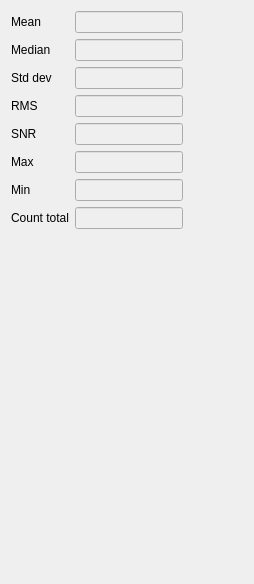
Above: specviz/plugins/statistics/statistics.ui from spacetelescope/specviz before the change. Below: the same form after it.
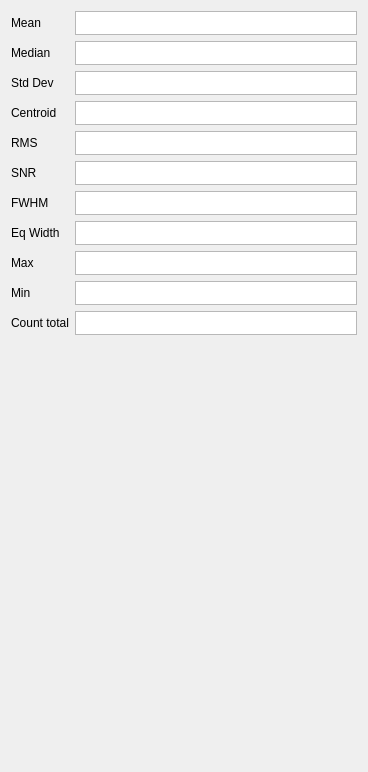
That is the form after the change.

Commit message: Update the statistics widget

Diff of the .ui file:
```diff
--- a/specviz/plugins/statistics/statistics.ui
+++ b/specviz/plugins/statistics/statistics.ui
@@ -6,21 +6,56 @@
    <rect>
     <x>0</x>
     <y>0</y>
-    <width>254</width>
-    <height>584</height>
+    <width>368</width>
+    <height>772</height>
    </rect>
   </property>
   <property name="windowTitle">
    <string>Form</string>
   </property>
-  <layout class="QVBoxLayout" name="verticalLayout">
-   <item>
-    <layout class="QFormLayout" name="formLayout">
-     <property name="fieldGrowthPolicy">
-      <enum>QFormLayout::FieldsStayAtSizeHint</enum>
+  <layout class="QGridLayout" name="gridLayout">
+   <item row="3" column="0">
+    <widget class="QPlainTextEdit" name="status_display">
+     <property name="minimumSize">
+      <size>
+       <width>230</width>
+       <height>192</height>
+      </size>
      </property>
-     <item row="3" column="0">
-      <widget class="QLabel" name="meanLabel">
+     <property name="maximumSize">
+      <size>
+       <width>16777215</width>
+       <height>192</height>
+      </size>
+     </property>
+     <property name="styleSheet">
+      <string notr="true">background-color: rgba(255, 255, 255, 0);</string>
+     </property>
+     <property name="frameShape">
+      <enum>QFrame::NoFrame</enum>
+     </property>
+     <property name="readOnly">
+      <bool>true</bool>
+     </property>
+    </widget>
+   </item>
+   <item row="4" column="0">
+    <spacer name="verticalSpacer">
+     <property name="orientation">
+      <enum>Qt::Vertical</enum>
+     </property>
+     <property name="sizeHint" stdset="0">
+      <size>
+       <width>20</width>
+       <height>40</height>
+      </size>
+     </property>
+    </spacer>
+   </item>
+   <item row="2" column="0">
+    <layout class="QGridLayout" name="gridLayout_2" columnstretch="0,1">
+     <item row="0" column="0">
+      <widget class="QLabel" name="mean_label">
        <property name="toolTip">
         <string>astropy.units.Quantity.mean</string>
        </property>
@@ -29,14 +64,35 @@
        </property>
       </widget>
      </item>
-     <item row="3" column="1">
-      <widget class="QLineEdit" name="mean_line_edit">
-       <property name="enabled">
-        <bool>false</bool>
+     <item row="0" column="1">
+      <widget class="QPlainTextEdit" name="mean_text_edit">
+       <property name="sizePolicy">
+        <sizepolicy hsizetype="Preferred" vsizetype="Fixed">
+         <horstretch>0</horstretch>
+         <verstretch>0</verstretch>
+        </sizepolicy>
+       </property>
+       <property name="maximumSize">
+        <size>
+         <width>16777215</width>
+         <height>24</height>
+        </size>
+       </property>
+       <property name="verticalScrollBarPolicy">
+        <enum>Qt::ScrollBarAlwaysOff</enum>
+       </property>
+       <property name="horizontalScrollBarPolicy">
+        <enum>Qt::ScrollBarAlwaysOff</enum>
+       </property>
+       <property name="lineWrapMode">
+        <enum>QPlainTextEdit::NoWrap</enum>
+       </property>
+       <property name="textInteractionFlags">
+        <set>Qt::TextSelectableByKeyboard|Qt::TextSelectableByMouse</set>
        </property>
       </widget>
      </item>
-     <item row="4" column="0">
+     <item row="1" column="0">
       <widget class="QLabel" name="median_label">
        <property name="toolTip">
         <string>numpy.median</string>
@@ -46,81 +102,259 @@
        </property>
       </widget>
      </item>
+     <item row="1" column="1">
+      <widget class="QPlainTextEdit" name="median_text_edit">
+       <property name="sizePolicy">
+        <sizepolicy hsizetype="Preferred" vsizetype="Fixed">
+         <horstretch>0</horstretch>
+         <verstretch>0</verstretch>
+        </sizepolicy>
+       </property>
+       <property name="maximumSize">
+        <size>
+         <width>16777215</width>
+         <height>24</height>
+        </size>
+       </property>
+       <property name="verticalScrollBarPolicy">
+        <enum>Qt::ScrollBarAlwaysOff</enum>
+       </property>
+       <property name="horizontalScrollBarPolicy">
+        <enum>Qt::ScrollBarAlwaysOff</enum>
+       </property>
+       <property name="lineWrapMode">
+        <enum>QPlainTextEdit::NoWrap</enum>
+       </property>
+       <property name="textInteractionFlags">
+        <set>Qt::TextSelectableByKeyboard|Qt::TextSelectableByMouse</set>
+       </property>
+      </widget>
+     </item>
+     <item row="2" column="0">
+      <widget class="QLabel" name="std_dev_label">
+       <property name="toolTip">
+        <string>astropy.units.quantity.Quantity.std</string>
+       </property>
+       <property name="text">
+        <string>Std Dev</string>
+       </property>
+      </widget>
+     </item>
+     <item row="2" column="1">
+      <widget class="QPlainTextEdit" name="std_dev_text_edit">
+       <property name="sizePolicy">
+        <sizepolicy hsizetype="Preferred" vsizetype="Fixed">
+         <horstretch>0</horstretch>
+         <verstretch>0</verstretch>
+        </sizepolicy>
+       </property>
+       <property name="maximumSize">
+        <size>
+         <width>16777215</width>
+         <height>24</height>
+        </size>
+       </property>
+       <property name="verticalScrollBarPolicy">
+        <enum>Qt::ScrollBarAlwaysOff</enum>
+       </property>
+       <property name="horizontalScrollBarPolicy">
+        <enum>Qt::ScrollBarAlwaysOff</enum>
+       </property>
+       <property name="lineWrapMode">
+        <enum>QPlainTextEdit::NoWrap</enum>
+       </property>
+       <property name="textInteractionFlags">
+        <set>Qt::TextSelectableByKeyboard|Qt::TextSelectableByMouse</set>
+       </property>
+      </widget>
+     </item>
+     <item row="3" column="0">
+      <widget class="QLabel" name="centroid_label">
+       <property name="toolTip">
+        <string>specutils.analysis.location.centroid</string>
+       </property>
+       <property name="text">
+        <string>Centroid</string>
+       </property>
+      </widget>
+     </item>
+     <item row="3" column="1">
+      <widget class="QPlainTextEdit" name="centroid_text_edit">
+       <property name="sizePolicy">
+        <sizepolicy hsizetype="Preferred" vsizetype="Fixed">
+         <horstretch>0</horstretch>
+         <verstretch>0</verstretch>
+        </sizepolicy>
+       </property>
+       <property name="maximumSize">
+        <size>
+         <width>16777215</width>
+         <height>24</height>
+        </size>
+       </property>
+       <property name="verticalScrollBarPolicy">
+        <enum>Qt::ScrollBarAlwaysOff</enum>
+       </property>
+       <property name="horizontalScrollBarPolicy">
+        <enum>Qt::ScrollBarAlwaysOff</enum>
+       </property>
+       <property name="lineWrapMode">
+        <enum>QPlainTextEdit::NoWrap</enum>
+       </property>
+       <property name="textInteractionFlags">
+        <set>Qt::TextSelectableByKeyboard|Qt::TextSelectableByMouse</set>
+       </property>
+      </widget>
+     </item>
+     <item row="4" column="0">
+      <widget class="QLabel" name="rmsLabel">
+       <property name="toolTip">
+        <string>np.sqrt(flux.dot(flux) / len(flux))</string>
+       </property>
+       <property name="text">
+        <string>RMS</string>
+       </property>
+      </widget>
+     </item>
      <item row="4" column="1">
-      <widget class="QLineEdit" name="median_line_edit">
-       <property name="enabled">
-        <bool>false</bool>
+      <widget class="QPlainTextEdit" name="rms_text_edit">
+       <property name="sizePolicy">
+        <sizepolicy hsizetype="Preferred" vsizetype="Fixed">
+         <horstretch>0</horstretch>
+         <verstretch>0</verstretch>
+        </sizepolicy>
        </property>
-       <property name="readOnly">
-        <bool>false</bool>
+       <property name="maximumSize">
+        <size>
+         <width>16777215</width>
+         <height>24</height>
+        </size>
+       </property>
+       <property name="verticalScrollBarPolicy">
+        <enum>Qt::ScrollBarAlwaysOff</enum>
+       </property>
+       <property name="horizontalScrollBarPolicy">
+        <enum>Qt::ScrollBarAlwaysOff</enum>
+       </property>
+       <property name="lineWrapMode">
+        <enum>QPlainTextEdit::NoWrap</enum>
+       </property>
+       <property name="textInteractionFlags">
+        <set>Qt::TextSelectableByKeyboard|Qt::TextSelectableByMouse</set>
        </property>
       </widget>
      </item>
      <item row="5" column="0">
-      <widget class="QLabel" name="stdDevLabel">
+      <widget class="QLabel" name="snr_label">
        <property name="toolTip">
         <string>astropy.units.Quantity.std</string>
        </property>
        <property name="text">
-        <string>Std dev</string>
+        <string>SNR</string>
        </property>
       </widget>
      </item>
      <item row="5" column="1">
-      <widget class="QLineEdit" name="std_dev_line_edit">
-       <property name="enabled">
-        <bool>false</bool>
+      <widget class="QPlainTextEdit" name="snr_text_edit">
+       <property name="sizePolicy">
+        <sizepolicy hsizetype="Preferred" vsizetype="Fixed">
+         <horstretch>0</horstretch>
+         <verstretch>0</verstretch>
+        </sizepolicy>
+       </property>
+       <property name="maximumSize">
+        <size>
+         <width>16777215</width>
+         <height>24</height>
+        </size>
+       </property>
+       <property name="verticalScrollBarPolicy">
+        <enum>Qt::ScrollBarAlwaysOff</enum>
+       </property>
+       <property name="horizontalScrollBarPolicy">
+        <enum>Qt::ScrollBarAlwaysOff</enum>
+       </property>
+       <property name="lineWrapMode">
+        <enum>QPlainTextEdit::NoWrap</enum>
+       </property>
+       <property name="textInteractionFlags">
+        <set>Qt::TextSelectableByKeyboard|Qt::TextSelectableByMouse</set>
        </property>
       </widget>
      </item>
      <item row="6" column="0">
-      <widget class="QLabel" name="rmsLabel">
+      <widget class="QLabel" name="fwhm_label">
        <property name="toolTip">
         <string>numpy.sqrt(flux.dot(flux) / len(flux))</string>
        </property>
        <property name="text">
-        <string>RMS</string>
+        <string>FWHM</string>
        </property>
       </widget>
      </item>
      <item row="6" column="1">
-      <widget class="QLineEdit" name="rms_line_edit">
-       <property name="enabled">
-        <bool>false</bool>
+      <widget class="QPlainTextEdit" name="fwhm_text_edit">
+       <property name="sizePolicy">
+        <sizepolicy hsizetype="Preferred" vsizetype="Fixed">
+         <horstretch>0</horstretch>
+         <verstretch>0</verstretch>
+        </sizepolicy>
+       </property>
+       <property name="maximumSize">
+        <size>
+         <width>16777215</width>
+         <height>24</height>
+        </size>
+       </property>
+       <property name="verticalScrollBarPolicy">
+        <enum>Qt::ScrollBarAlwaysOff</enum>
+       </property>
+       <property name="horizontalScrollBarPolicy">
+        <enum>Qt::ScrollBarAlwaysOff</enum>
+       </property>
+       <property name="lineWrapMode">
+        <enum>QPlainTextEdit::NoWrap</enum>
+       </property>
+       <property name="textInteractionFlags">
+        <set>Qt::TextSelectableByKeyboard|Qt::TextSelectableByMouse</set>
        </property>
       </widget>
      </item>
      <item row="7" column="0">
-      <widget class="QLabel" name="snrLabel">
+      <widget class="QLabel" name="eqwidth_label">
        <property name="toolTip">
         <string>specutils.analysis.snr.snr</string>
        </property>
        <property name="text">
-        <string>SNR</string>
+        <string>Eq Width</string>
        </property>
       </widget>
      </item>
      <item row="7" column="1">
-      <widget class="QLineEdit" name="snr_line_edit">
-       <property name="enabled">
-        <bool>false</bool>
+      <widget class="QPlainTextEdit" name="eqwidth_text_edit">
+       <property name="sizePolicy">
+        <sizepolicy hsizetype="Preferred" vsizetype="Fixed">
+         <horstretch>0</horstretch>
+         <verstretch>0</verstretch>
+        </sizepolicy>
        </property>
-      </widget>
-     </item>
-     <item row="10" column="0">
-      <widget class="QLabel" name="countTotalLabel">
-       <property name="toolTip">
-        <string>numpy.trapz</string>
+       <property name="maximumSize">
+        <size>
+         <width>16777215</width>
+         <height>24</height>
+        </size>
        </property>
-       <property name="text">
-        <string>Count total</string>
+       <property name="verticalScrollBarPolicy">
+        <enum>Qt::ScrollBarAlwaysOff</enum>
        </property>
-      </widget>
-     </item>
-     <item row="10" column="1">
-      <widget class="QLineEdit" name="count_total_line_edit">
-       <property name="enabled">
-        <bool>false</bool>
+       <property name="horizontalScrollBarPolicy">
+        <enum>Qt::ScrollBarAlwaysOff</enum>
+       </property>
+       <property name="lineWrapMode">
+        <enum>QPlainTextEdit::NoWrap</enum>
+       </property>
+       <property name="textInteractionFlags">
+        <set>Qt::TextSelectableByKeyboard|Qt::TextSelectableByMouse</set>
        </property>
       </widget>
      </item>
@@ -135,9 +369,30 @@
       </widget>
      </item>
      <item row="8" column="1">
-      <widget class="QLineEdit" name="max_val_line_edit">
-       <property name="enabled">
-        <bool>false</bool>
+      <widget class="QPlainTextEdit" name="max_val_text_edit">
+       <property name="sizePolicy">
+        <sizepolicy hsizetype="Preferred" vsizetype="Fixed">
+         <horstretch>0</horstretch>
+         <verstretch>0</verstretch>
+        </sizepolicy>
+       </property>
+       <property name="maximumSize">
+        <size>
+         <width>16777215</width>
+         <height>24</height>
+        </size>
+       </property>
+       <property name="verticalScrollBarPolicy">
+        <enum>Qt::ScrollBarAlwaysOff</enum>
+       </property>
+       <property name="horizontalScrollBarPolicy">
+        <enum>Qt::ScrollBarAlwaysOff</enum>
+       </property>
+       <property name="lineWrapMode">
+        <enum>QPlainTextEdit::NoWrap</enum>
+       </property>
+       <property name="textInteractionFlags">
+        <set>Qt::TextSelectableByKeyboard|Qt::TextSelectableByMouse</set>
        </property>
       </widget>
      </item>
@@ -152,52 +407,73 @@
       </widget>
      </item>
      <item row="9" column="1">
-      <widget class="QLineEdit" name="min_val_line_edit">
-       <property name="enabled">
-        <bool>false</bool>
+      <widget class="QPlainTextEdit" name="min_val_text_edit">
+       <property name="sizePolicy">
+        <sizepolicy hsizetype="Preferred" vsizetype="Fixed">
+         <horstretch>0</horstretch>
+         <verstretch>0</verstretch>
+        </sizepolicy>
+       </property>
+       <property name="maximumSize">
+        <size>
+         <width>16777215</width>
+         <height>24</height>
+        </size>
+       </property>
+       <property name="verticalScrollBarPolicy">
+        <enum>Qt::ScrollBarAlwaysOff</enum>
+       </property>
+       <property name="horizontalScrollBarPolicy">
+        <enum>Qt::ScrollBarAlwaysOff</enum>
+       </property>
+       <property name="lineWrapMode">
+        <enum>QPlainTextEdit::NoWrap</enum>
+       </property>
+       <property name="textInteractionFlags">
+        <set>Qt::TextSelectableByKeyboard|Qt::TextSelectableByMouse</set>
+       </property>
+      </widget>
+     </item>
+     <item row="10" column="0">
+      <widget class="QLabel" name="count_total_label">
+       <property name="toolTip">
+        <string>specutils.analysis.flux.line_flux</string>
+       </property>
+       <property name="text">
+        <string>Count total</string>
+       </property>
+      </widget>
+     </item>
+     <item row="10" column="1">
+      <widget class="QPlainTextEdit" name="count_total_text_edit">
+       <property name="sizePolicy">
+        <sizepolicy hsizetype="Preferred" vsizetype="Fixed">
+         <horstretch>0</horstretch>
+         <verstretch>0</verstretch>
+        </sizepolicy>
+       </property>
+       <property name="maximumSize">
+        <size>
+         <width>16777215</width>
+         <height>24</height>
+        </size>
+       </property>
+       <property name="verticalScrollBarPolicy">
+        <enum>Qt::ScrollBarAlwaysOff</enum>
+       </property>
+       <property name="horizontalScrollBarPolicy">
+        <enum>Qt::ScrollBarAlwaysOff</enum>
+       </property>
+       <property name="lineWrapMode">
+        <enum>QPlainTextEdit::NoWrap</enum>
+       </property>
+       <property name="textInteractionFlags">
+        <set>Qt::TextSelectableByKeyboard|Qt::TextSelectableByMouse</set>
        </property>
       </widget>
      </item>
     </layout>
    </item>
-   <item>
-    <widget class="QPlainTextEdit" name="status_display">
-     <property name="minimumSize">
-      <size>
-       <width>230</width>
-       <height>192</height>
-      </size>
-     </property>
-     <property name="maximumSize">
-      <size>
-       <width>230</width>
-       <height>192</height>
-      </size>
-     </property>
-     <property name="styleSheet">
-      <string notr="true">background-color: rgba(255, 255, 255, 0);</string>
-     </property>
-     <property name="frameShape">
-      <enum>QFrame::NoFrame</enum>
-     </property>
-     <property name="readOnly">
-      <bool>true</bool>
-     </property>
-    </widget>
-   </item>
-   <item>
-    <spacer name="verticalSpacer">
-     <property name="orientation">
-      <enum>Qt::Vertical</enum>
-     </property>
-     <property name="sizeHint" stdset="0">
-      <size>
-       <width>20</width>
-       <height>40</height>
-      </size>
-     </property>
-    </spacer>
-   </item>
   </layout>
  </widget>
  <resources/>
```
Left out of the diff: 12 changed lines with no effect on the pictures. The commit also changes 1 other file.
